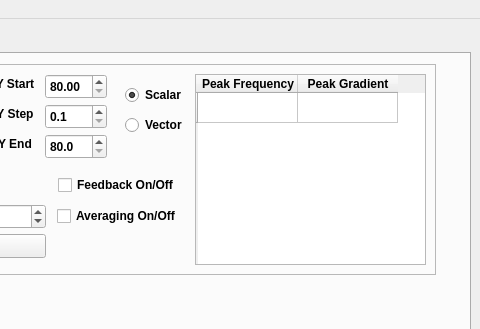
Qt form scanning_magnetometer.ui (WarwickEPR/ScanningMagnetometry) before a commit; both pictures show x 376 to 856 and y 0 to 329 of the 856 by 483 pixel window.
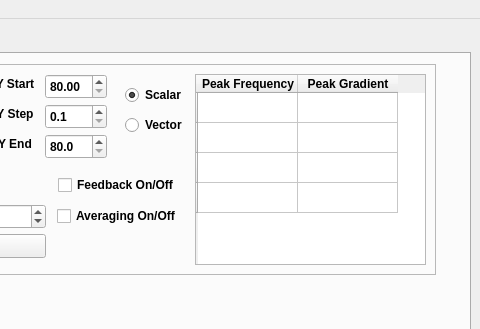
The same form after that commit.

```diff
--- a/scanning_magnetometer.ui
+++ b/scanning_magnetometer.ui
@@ -635,6 +635,21 @@
            <string/>
           </property>
          </row>
+         <row>
+          <property name="text">
+           <string/>
+          </property>
+         </row>
+         <row>
+          <property name="text">
+           <string/>
+          </property>
+         </row>
+         <row>
+          <property name="text">
+           <string/>
+          </property>
+         </row>
          <column>
           <property name="text">
            <string>Peak Frequency</string>
```
